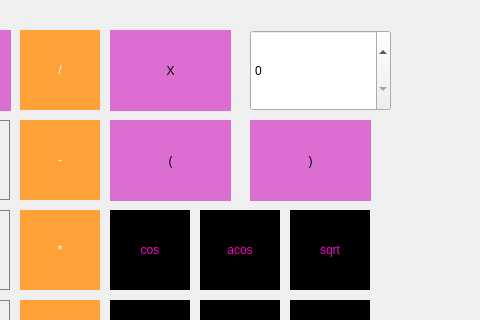
Before: the Qt Designer form src/project/mainwindow.ui in Serzhunya/Smart_calc, drawn with Qt 5; both pictures show x 260 to 740 and y 120 to 440 of the 1461 by 743 pixel window.
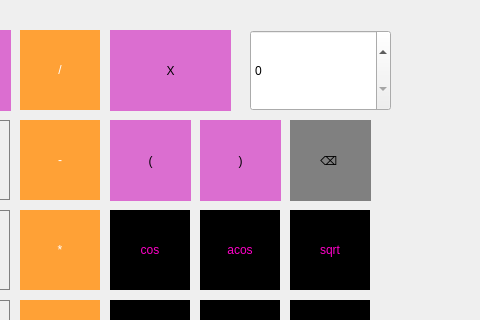
After: the same form once the commit is applied. Custom widgets are drawn as their Qt base class.

Commit message: add backspace button and X

Diff of the .ui file:
```diff
--- a/src/project/mainwindow.ui
+++ b/src/project/mainwindow.ui
@@ -597,9 +597,9 @@
    <widget class="QPushButton" name="pushButton_closed_brace">
     <property name="geometry">
      <rect>
-      <x>510</x>
+      <x>460</x>
       <y>240</y>
-      <width>121</width>
+      <width>81</width>
       <height>81</height>
      </rect>
     </property>
@@ -617,7 +617,7 @@
      <rect>
       <x>370</x>
       <y>240</y>
-      <width>121</width>
+      <width>81</width>
       <height>81</height>
      </rect>
     </property>
@@ -763,6 +763,24 @@
      <string>0</string>
     </property>
    </widget>
+   <widget class="QPushButton" name="pushButton_backspace">
+    <property name="geometry">
+     <rect>
+      <x>550</x>
+      <y>240</y>
+      <width>81</width>
+      <height>81</height>
+     </rect>
+    </property>
+    <property name="styleSheet">
+     <string notr="true">font: 18pt &quot;.AppleSystemUIFont&quot;;	
+	background-color: grey;
+	border: 0.1px solid grey;</string>
+    </property>
+    <property name="text">
+     <string>⌫ </string>
+    </property>
+   </widget>
   </widget>
  </widget>
  <customwidgets>
```
The commit also changes 10 other files.
